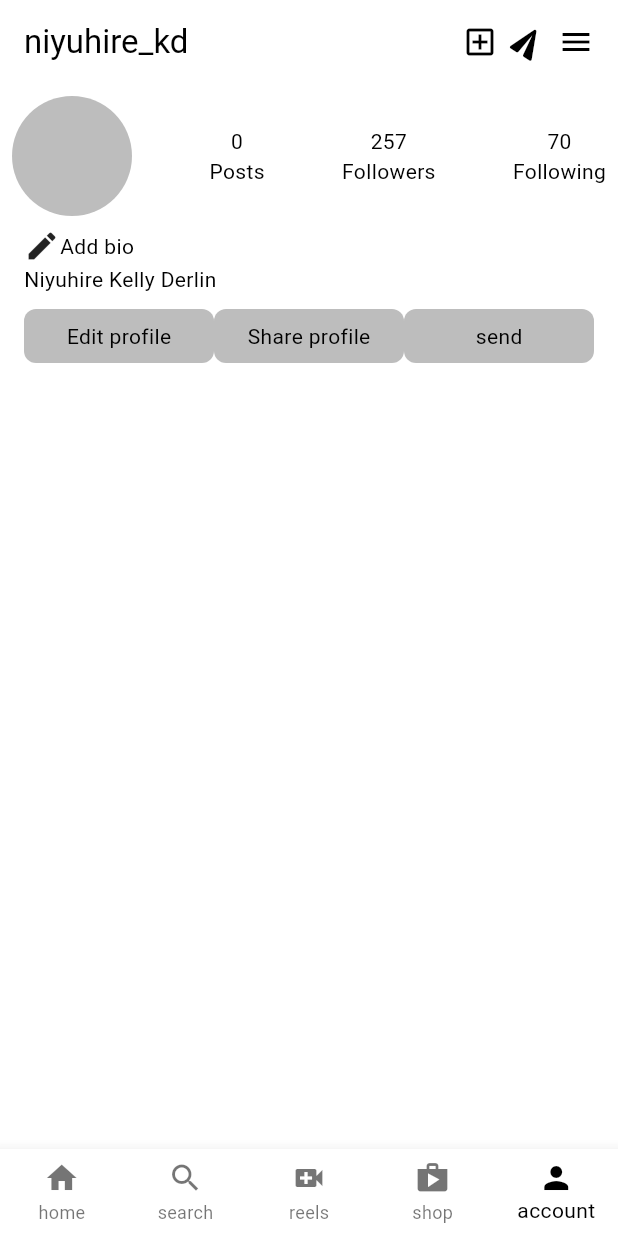
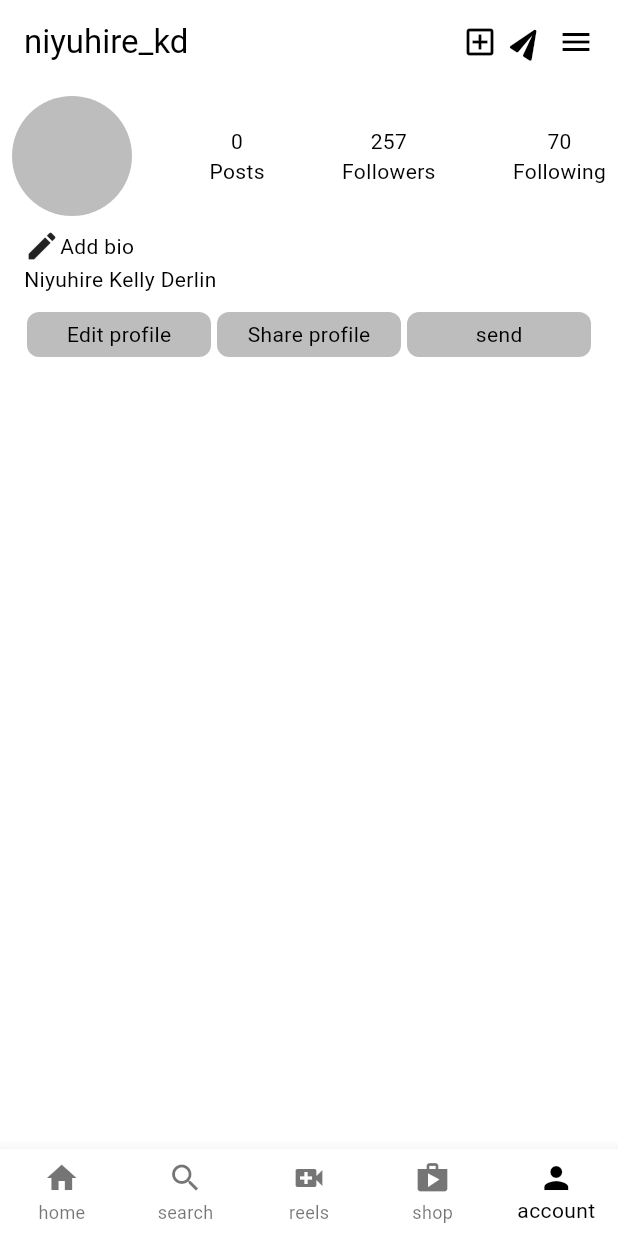
Before and after one commit to NKellyD/instagram-Ui, a Flutter app: the screen it shows after launch, item 5 of the bottom bar chosen, on a phone screen of 412 x 824 dp. Run offline on Flutter 3.47's test engine with Material 3 defaults, Android fonts, the phone set to English and light mode, and no system bars.

Commit message:
add padding

```diff
--- a/lib/pages/user_account.dart
+++ b/lib/pages/user_account.dart
@@ -90,8 +90,10 @@ class UserAccount extends StatelessWidget {
             child: Row(
               children: [
                 Expanded(
+                  child: Padding(
+                    padding: const EdgeInsets.all(2.0),
                     child: Container(
-                    padding: const EdgeInsets.all(8),
+                      padding: const EdgeInsets.all(5),
                       decoration: BoxDecoration(
                         color: Theme.of(context).colorScheme.secondary,
                         borderRadius: BorderRadius.circular(8),
@@ -99,9 +101,12 @@ class UserAccount extends StatelessWidget {
                       child: Center(child: Text('Edit profile',style: TextStyle(color: Theme.of(context).colorScheme.primary,),))
                     ),
                   ),
+                ),
                 Expanded(
+                  child: Padding(
+                    padding: const EdgeInsets.all(2.0),
                     child: Container(
-                    padding: const EdgeInsets.all(8),
+                      padding: const EdgeInsets.all(5),
                         decoration: BoxDecoration(
                           color: Theme.of(context).colorScheme.secondary,
                           borderRadius: BorderRadius.circular(8),
@@ -109,14 +114,18 @@ class UserAccount extends StatelessWidget {
                         child: Center(child: Text('Share profile',style: TextStyle(color: Theme.of(context).colorScheme.primary,),))
                     ),
                   ),
+                ),
                 Expanded(
+                  child: Padding(
+                    padding: const EdgeInsets.all(2.0),
                     child: Container(
-                    padding: const EdgeInsets.all(8),
+                      padding: const EdgeInsets.all(5),
                         decoration: BoxDecoration(
                           color: Theme.of(context).colorScheme.secondary,
                           borderRadius: BorderRadius.circular(8),
                         ),
                         child: Center(child: Text('send',style: TextStyle(color: Theme.of(context).colorScheme.primary,),))
+                    ),
                   ),
                 ),
               ],
```
Lines whose indentation alone changed are shown as unchanged.
